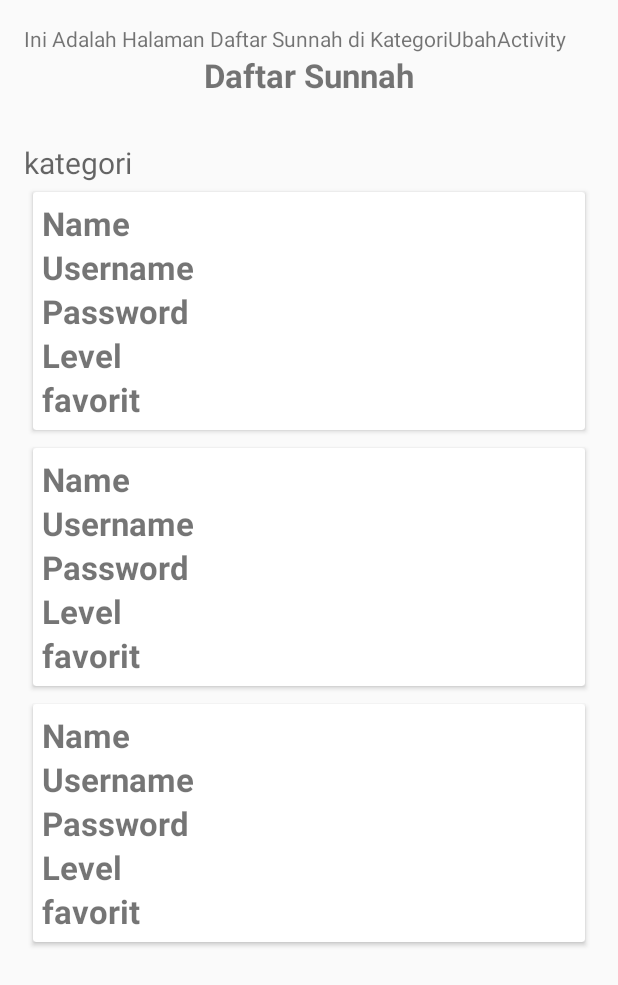
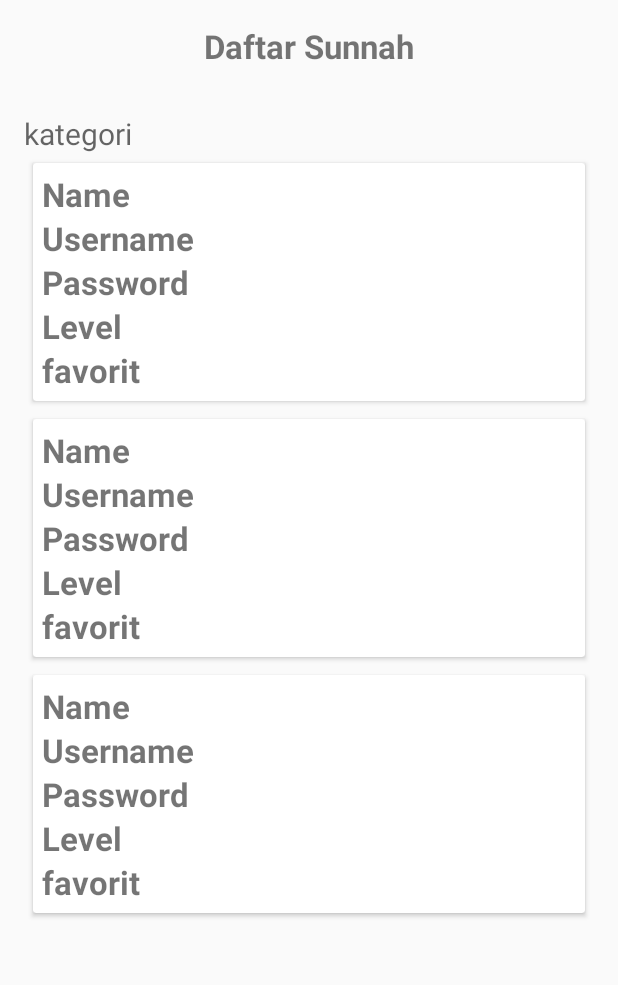
Before and after one commit to fadlullahn/sunnah, an Android app: the layout activity_kategori_ubah.xml on its own in the app's theme, with its tools: preview values and no code run, on a phone screen of 412 x 824 dp. Shown: the top 985 px of the screen. Run offline under Robolectric (Android 15) with nearby library versions, the phone set to English and light mode, and no system bars.

Commit message:
Initial commit

```diff
--- a/app/src/main/res/layout/activity_kategori_ubah.xml
+++ b/app/src/main/res/layout/activity_kategori_ubah.xml
@@ -8,10 +8,7 @@
     android:padding="16dp"
     tools:context=".KategoriUbahActivity">
 
-    <TextView
-        android:layout_width="wrap_content"
-        android:layout_height="wrap_content"
-        android:text="Ini Adalah Halaman Daftar Sunnah di KategoriUbahActivity"/>
+
 
     <TextView
         android:layout_width="wrap_content"
--- a/app/src/main/res/layout/activity_sub_ubah.xml
+++ b/app/src/main/res/layout/activity_sub_ubah.xml
@@ -26,7 +26,6 @@
         android:id="@+id/tv_kategori"
         android:layout_width="match_parent"
         android:layout_height="wrap_content"
-        android:hint="kategori"
         android:textSize="20sp"
         android:inputType="text"
         />
```
